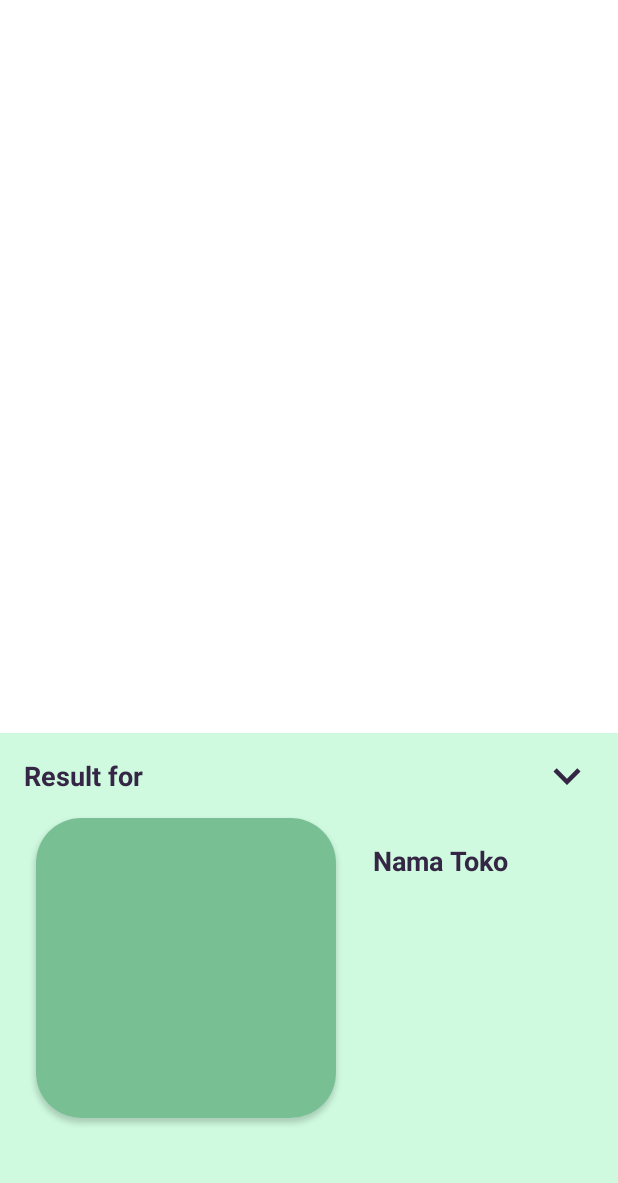
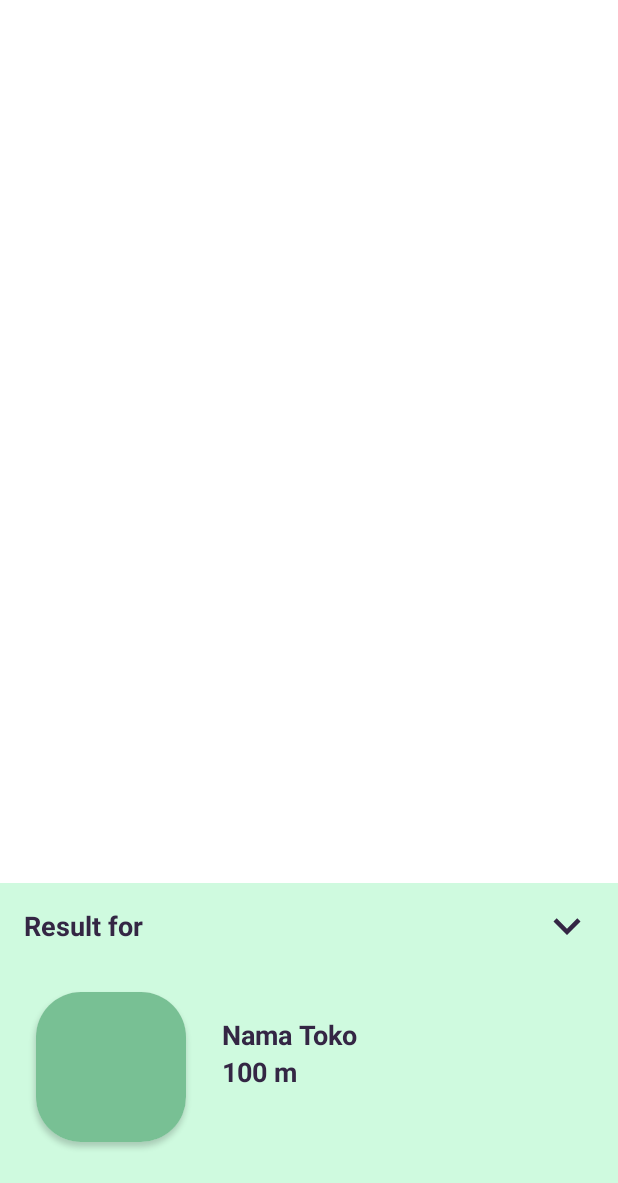
Before and after one commit to swalokal/Android-Development, an Android app: the MapsActivity screen opened directly, with no data from a screen before it, after a tap on an icon or button, on a phone screen of 412 x 824 dp, the part 53-1236 px from its top. Run offline under Robolectric (Android 15) with nearby library versions, the phone set to English and light mode, and no system bars; pictures from the network do not load.

Commit message:
Mensederhanakan tampilan maps activity

```diff
--- a/app/src/main/res/layout/activity_maps.xml
+++ b/app/src/main/res/layout/activity_maps.xml
@@ -24,9 +24,9 @@
     <FrameLayout
         android:id="@+id/bottomSheetContainer"
         android:layout_width="match_parent"
-        android:layout_height="300dp"
+        android:layout_height="200dp"
         app:behavior_hideable="true"
-        app:behavior_peekHeight="500dp"
+        app:behavior_peekHeight="70dp"
         android:background="@color/olivine_soft"
         app:layout_behavior="com.google.android.material.bottomsheet.BottomSheetBehavior">
 
@@ -80,60 +80,52 @@
                 android:layout_width="wrap_content"
                 android:layout_height="wrap_content"
                 android:layout_marginStart="24dp"
-                android:layout_marginTop="16dp"
+                android:layout_marginTop="32dp"
                 app:cardCornerRadius="30dp"
                 app:layout_constraintStart_toStartOf="parent"
                 map:layout_constraintTop_toBottomOf="@+id/resultFor">
 
                 <ImageView
                     android:id="@+id/previewImageView"
-                    android:layout_width="200dp"
-                    android:layout_height="200dp"
+                    android:layout_width="100dp"
+                    android:layout_height="100dp"
                     android:background="@color/olivine_dark" />
             </androidx.cardview.widget.CardView>
 
             <TextView
                 android:id="@+id/namaToko"
-                android:layout_width="wrap_content"
+                android:layout_width="0dp"
                 android:layout_height="wrap_content"
                 android:layout_marginStart="24dp"
                 android:layout_marginTop="16dp"
-                android:text="Nama Toko"
+                android:layout_marginEnd="32dp"
                 android:ellipsize="end"
                 android:maxLines="2"
-                android:textAlignment="center"
+                android:text="Nama Toko"
+                android:textAlignment="textStart"
                 android:textColor="@color/dark_purple"
                 android:textSize="18sp"
                 android:textStyle="bold"
+                map:layout_constraintEnd_toEndOf="parent"
                 map:layout_constraintStart_toEndOf="@+id/cardView2"
                 map:layout_constraintTop_toTopOf="@+id/cardView2" />
 
+            <TextView
+                android:id="@+id/jarakToko"
+                android:layout_width="0dp"
+                android:layout_height="wrap_content"
+                android:layout_marginEnd="32dp"
+                android:ellipsize="end"
+                android:text="100 m"
+                android:textAlignment="textStart"
+                android:textColor="@color/dark_purple"
+                android:textSize="18sp"
+                android:textStyle="bold"
+                map:layout_constraintEnd_toEndOf="parent"
+                map:layout_constraintStart_toStartOf="@+id/namaToko"
+                map:layout_constraintTop_toBottomOf="@+id/namaToko" />
 
-            <!-- Recycler view -->
-            <!--            <androidx.recyclerview.widget.RecyclerView-->
-            <!--                android:id="@+id/rvItemStore"-->
-            <!--                android:layout_width="0dp"-->
-            <!--                android:layout_height="0dp"-->
-            <!--                android:layout_marginTop="8dp"-->
-            <!--                android:padding="4dp"-->
-            <!--                app:layout_constraintBottom_toBottomOf="parent"-->
-            <!--                app:layout_constraintEnd_toEndOf="parent"-->
-            <!--                app:layout_constraintStart_toStartOf="parent"-->
-            <!--                map:layout_constraintTop_toBottomOf="@+id/resultFor"-->
-            <!--                tools:listitem="@layout/store_item" />-->
-
-            <!--            <ProgressBar-->
-            <!--                android:id="@+id/progressBar"-->
-            <!--                style="?android:attr/progressBarStyle"-->
-            <!--                android:layout_width="wrap_content"-->
-            <!--                android:layout_height="wrap_content"-->
-            <!--                android:visibility="gone"-->
-            <!--                app:layout_constraintBottom_toBottomOf="parent"-->
-            <!--                app:layout_constraintEnd_toEndOf="parent"-->
-            <!--                app:layout_constraintStart_toStartOf="parent"-->
-            <!--                app:layout_constraintTop_toTopOf="parent"-->
-            <!--                tools:visibility="visible" />-->
-        </androidx.constraintlayout.widget.ConstraintLayout>
+   </androidx.constraintlayout.widget.ConstraintLayout>
     </FrameLayout>
 
 </androidx.coordinatorlayout.widget.CoordinatorLayout>
```
Also changed, not shown: app/src/main/java/com/capstone/swalokal/Utils.kt (+17 -0 lines), app/src/main/java/com/capstone/swalokal/dummy/dummyPredictResponse.kt (+0 -32 lines), app/src/main/java/com/capstone/swalokal/ui/Maps/MapsActivity.kt (+35 -20 lines), app/src/main/java/com/capstone/swalokal/ui/Maps/MapsListStoreAdapter.kt (deleted, +0 -76 lines).
